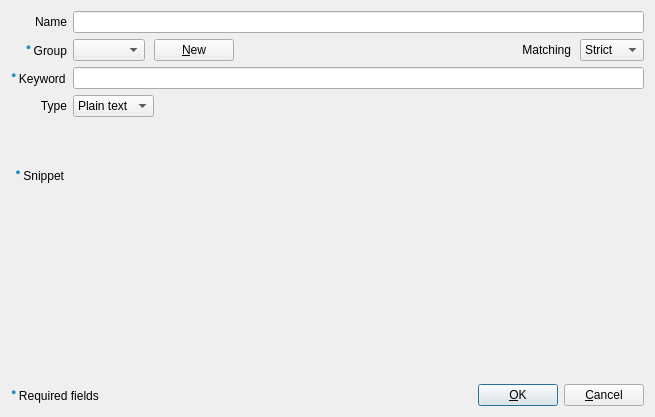
Before: the Qt Designer form Beeftext/Combo/ComboDialog.ui in xmichelo/Beeftext, drawn with Qt 5.
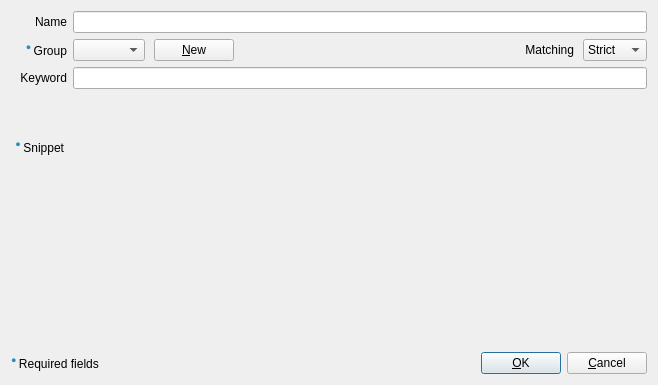
After: the same form once the commit is applied. Custom widgets are drawn as their Qt base class.

Commit message: Removed HTML editor.

Patch:
```diff
--- a/Beeftext/Combo/ComboDialog.ui
+++ b/Beeftext/Combo/ComboDialog.ui
@@ -6,8 +6,8 @@
    <rect>
     <x>0</x>
     <y>0</y>
-    <width>655</width>
-    <height>417</height>
+    <width>658</width>
+    <height>385</height>
    </rect>
   </property>
   <property name="windowTitle">
@@ -15,7 +15,7 @@
   </property>
   <layout class="QVBoxLayout" name="verticalLayout" stretch="1,0">
    <item>
-    <layout class="QGridLayout" name="gridLayout" rowstretch="0,0,0,0,0,1">
+    <layout class="QGridLayout" name="gridLayout" rowstretch="0,0,0,0,1">
      <item row="1" column="1">
       <layout class="QHBoxLayout" name="horizontalLayout">
        <property name="spacing">
@@ -74,9 +74,19 @@
        </item>
       </layout>
      </item>
+     <item row="2" column="1">
+      <widget class="QLineEdit" name="editKeyword"/>
+     </item>
      <item row="0" column="1">
       <widget class="QLineEdit" name="editName"/>
      </item>
+     <item row="0" column="0">
+      <widget class="QLabel" name="labelName">
+       <property name="text">
+        <string>&lt;html&gt;&lt;head/&gt;&lt;body&gt;&lt;p align=&quot;right&quot;&gt;Name&lt;/p&gt;&lt;/body&gt;&lt;/html&gt;</string>
+       </property>
+      </widget>
+     </item>
      <item row="1" column="0">
       <widget class="QLabel" name="labelGroup">
        <property name="text">
@@ -87,84 +97,33 @@
        </property>
       </widget>
      </item>
-     <item row="2" column="1">
-      <widget class="QLineEdit" name="editKeyword"/>
-     </item>
      <item row="2" column="0">
       <widget class="QLabel" name="labelKeyword">
        <property name="text">
-        <string>&lt;html&gt;&lt;head/&gt;&lt;body&gt;&lt;p&gt;&lt;span style=&quot; font-size:11pt; color:#258fc0; vertical-align:super;&quot;&gt;● &lt;/span&gt;Keyword&lt;/p&gt;&lt;/body&gt;&lt;/html&gt;</string>
+        <string>&lt;html&gt;&lt;head/&gt;&lt;body&gt;&lt;p align=&quot;right&quot;&gt;Keyword&lt;/p&gt;&lt;/body&gt;&lt;/html&gt;</string>
        </property>
       </widget>
      </item>
-     <item row="0" column="0">
-      <widget class="QLabel" name="labelName">
-       <property name="text">
-        <string>&lt;html&gt;&lt;head/&gt;&lt;body&gt;&lt;p align=&quot;right&quot;&gt;Name&lt;/p&gt;&lt;/body&gt;&lt;/html&gt;</string>
-       </property>
-      </widget>
-     </item>
-     <item row="3" column="0">
-      <widget class="QLabel" name="labelUseHtml">
-       <property name="text">
-        <string>Type</string>
-       </property>
-       <property name="alignment">
-        <set>Qt::AlignRight|Qt::AlignTrailing|Qt::AlignVCenter</set>
-       </property>
-      </widget>
-     </item>
-     <item row="3" column="1">
-      <layout class="QHBoxLayout" name="horizontalLayout_2">
-       <item>
-        <widget class="QComboBox" name="comboUseHtml">
-         <item>
-          <property name="text">
-           <string>Plain text</string>
-          </property>
-         </item>
-         <item>
-          <property name="text">
-           <string>Rich text</string>
-          </property>
-         </item>
-        </widget>
-       </item>
-       <item>
-        <spacer name="horizontalSpacer">
-         <property name="orientation">
-          <enum>Qt::Horizontal</enum>
-         </property>
-         <property name="sizeHint" stdset="0">
-          <size>
-           <width>40</width>
-           <height>20</height>
-          </size>
-         </property>
-        </spacer>
-       </item>
-      </layout>
-     </item>
-     <item row="4" column="1" rowspan="2">
-      <widget class="ComboEditor" name="comboEditor" native="true">
-       <property name="focusPolicy">
-        <enum>Qt::StrongFocus</enum>
-       </property>
-      </widget>
-     </item>
-     <item row="4" column="0" rowspan="2">
+     <item row="3" column="0" rowspan="2">
       <widget class="QLabel" name="labelSnippet">
        <property name="styleSheet">
         <string notr="true">padding-top: 40px</string>
        </property>
        <property name="text">
-        <string>&lt;html&gt;&lt;head/&gt;&lt;body&gt;&lt;p&gt;&lt;span style=&quot; font-size:11pt; color:#258fc0; vertical-align:super;&quot;&gt;● &lt;/span&gt;Snippet&lt;/p&gt;&lt;/body&gt;&lt;/html&gt;</string>
+        <string>&lt;html&gt;&lt;head/&gt;&lt;body&gt;&lt;p align=&quot;right&quot;&gt;&lt;span style=&quot; font-size:11pt; color:#258fc0; vertical-align:super;&quot;&gt;● &lt;/span&gt;Snippet&lt;/p&gt;&lt;/body&gt;&lt;/html&gt;</string>
        </property>
        <property name="alignment">
         <set>Qt::AlignRight|Qt::AlignTop|Qt::AlignTrailing</set>
        </property>
       </widget>
      </item>
+     <item row="3" column="1" rowspan="2">
+      <widget class="ComboEditor" name="comboEditor" native="true">
+       <property name="focusPolicy">
+        <enum>Qt::StrongFocus</enum>
+       </property>
+      </widget>
+     </item>
     </layout>
    </item>
    <item>
```
Left out of the diff: 17 changed lines with no effect on the pictures. The commit also changes 21 other files.
